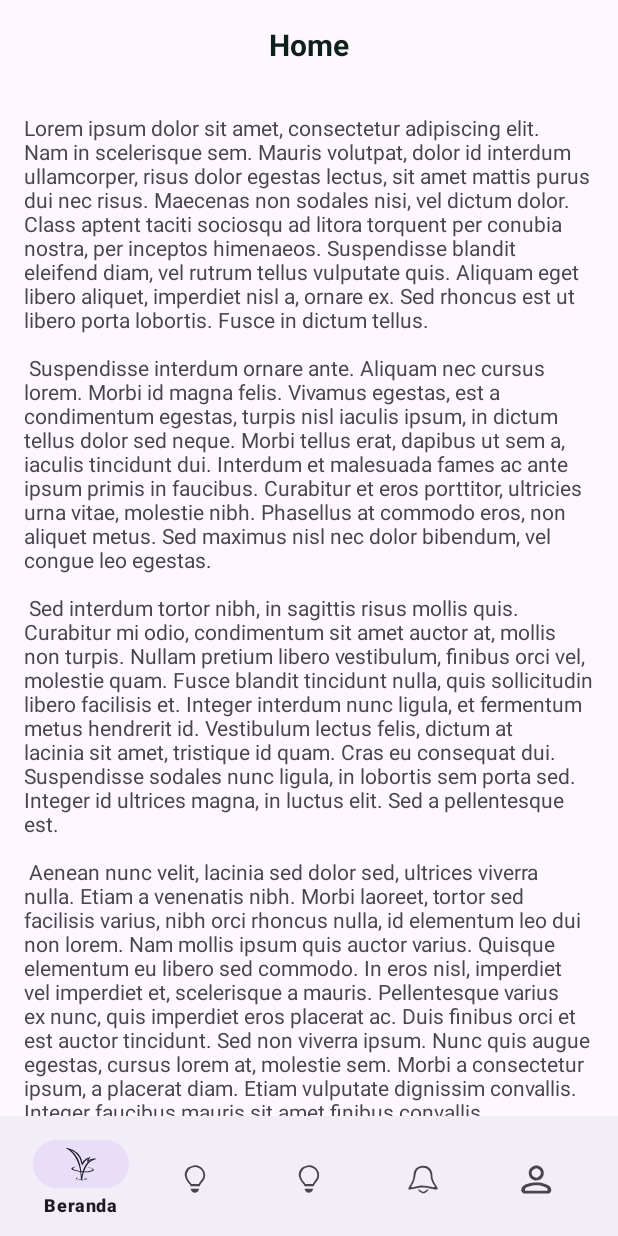
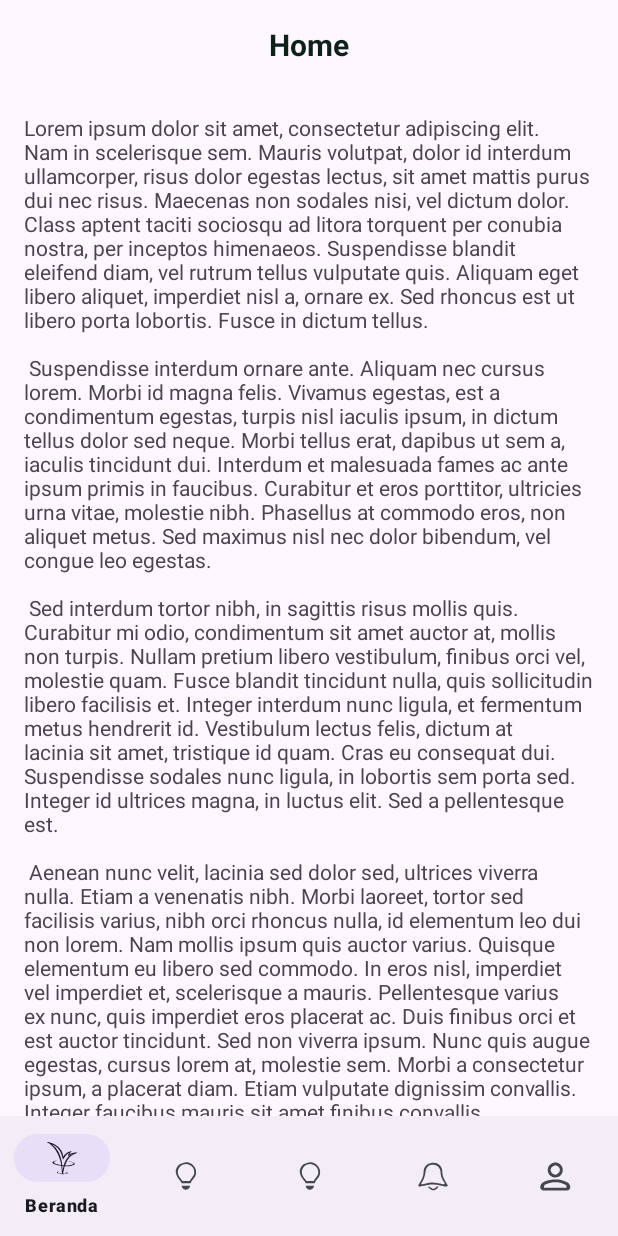
Before and after one commit to rennoesche/Floria-massive, an Android app: the MainActivity screen opened directly, with no data from a screen before it, on a phone screen of 412 x 824 dp. Run offline under Robolectric (Android 15) with nearby library versions, the phone set to English and light mode, and no system bars.

Commit message:
fix navbar

```diff
--- a/app/src/main/res/layout/activity_main.xml
+++ b/app/src/main/res/layout/activity_main.xml
@@ -17,11 +17,8 @@
     <com.google.android.material.bottomnavigation.BottomNavigationView
         android:id="@+id/bottomNav"
         android:layout_width="match_parent"
-        android:layout_height="80dp"
+        android:layout_height="wrap_content"
         android:layout_alignParentBottom="true"
         android:elevation="3dp"
-        app:menu="@menu/bottom_navigation_menu"
-        android:paddingLeft="16dp"
-        android:paddingRight="16dp"
-        android:paddingTop="4dp"/>
+        app:menu="@menu/bottom_navigation_menu" />
 </RelativeLayout>
```
